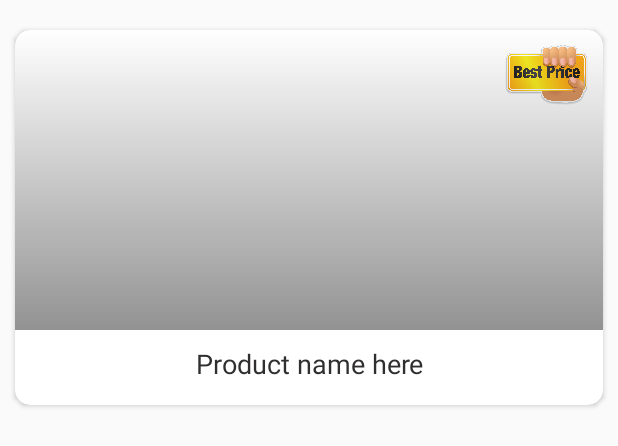
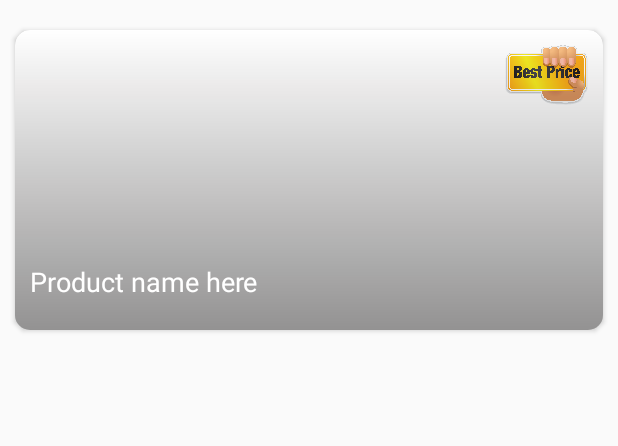
Before and after one commit to thimira24/DeliveryAppClient, an Android app: the layout layout_best_deals_item.xml on its own in the app's theme, with its tools: preview values and no code run, on a phone screen of 412 x 824 dp. Shown: the top 446 px of the screen. Run offline under Robolectric (Android 15) with nearby library versions, the phone set to English and light mode, and no system bars.

Commit message:
DeliveryApp Version 1.0.6

```diff
--- a/app/src/main/res/layout/layout_best_deals_item.xml
+++ b/app/src/main/res/layout/layout_best_deals_item.xml
@@ -2,13 +2,13 @@
 <FrameLayout xmlns:android="http://schemas.android.com/apk/res/android"
     xmlns:app="http://schemas.android.com/apk/res-auto"
     android:layout_width="match_parent"
-    android:layout_height="match_parent"
+    android:layout_height="wrap_content"
     android:layout_marginTop="10dp"
     android:layout_marginBottom="60dp">
 
     <androidx.cardview.widget.CardView
         android:layout_width="match_parent"
-        android:layout_height="250dp"
+        android:layout_height="200dp"
         android:layout_margin="10dp"
         android:background="#E9DDDD"
         app:cardCornerRadius="10dp">
@@ -22,7 +22,7 @@
                 android:id="@+id/img_best_deal"
                 android:layout_width="match_parent"
                 android:layout_height="match_parent"
-                android:layout_marginBottom="50dp"
+                android:layout_marginBottom="0dp"
                 android:scaleType="fitXY" />
 
             <ImageView
@@ -31,35 +31,30 @@
                 android:layout_alignParentRight="true"
                 android:layout_marginTop="10dp"
                 android:layout_marginRight="10dp"
-                android:layout_marginBottom="50dp"
+                android:layout_marginBottom="0dp"
                 android:scaleType="fitXY"
                 android:src="@drawable/best_sale" />
 
             <View
                 android:layout_width="match_parent"
                 android:layout_height="match_parent"
-                android:layout_marginBottom="50dp"
+                android:layout_marginBottom="0dp"
                 android:background="@drawable/bottom_shadow" />
 
-            <LinearLayout
+            <TextView
+                android:id="@+id/txt_best_deal"
                 android:layout_width="match_parent"
-                android:layout_height="50dp"
+                android:layout_height="wrap_content"
                 android:layout_alignParentBottom="true"
-                android:orientation="vertical">
+                android:layout_marginTop="10dp"
+                android:fontFamily="sans-serif"
+                android:paddingBottom="20dp"
+                android:text="Product name here"
+                android:textAlignment="textStart"
+                android:paddingLeft="10dp"
+                android:textColor="#FFFFFF"
+                android:textSize="18sp" />
 
-                <TextView
-                    android:id="@+id/txt_best_deal"
-                    android:layout_width="match_parent"
-                    android:layout_height="match_parent"
-                    android:layout_gravity="bottom"
-                    android:layout_marginTop="10dp"
-                    android:fontFamily="sans-serif"
-                    android:text="Product name here"
-                    android:textAlignment="center"
-                    android:textColor="#302E2E"
-                    android:textSize="18sp" />
-
-            </LinearLayout>
         </RelativeLayout>
     </androidx.cardview.widget.CardView>
 
--- a/app/src/main/res/layout/layout_cart_item.xml
+++ b/app/src/main/res/layout/layout_cart_item.xml
@@ -14,6 +14,7 @@
         android:padding="16dp">
 
         <androidx.cardview.widget.CardView
+            android:layout_marginTop="5dp"
             android:layout_width="wrap_content"
             android:layout_height="wrap_content"
             app:cardCornerRadius="40dp">
@@ -54,7 +55,7 @@
                     android:layout_marginStart="8dp"
                     android:layout_marginTop="8dp"
                     android:layout_marginEnd="8dp"
-                    android:fontFamily="sans-serif-thin"
+                    android:fontFamily="sans-serif"
                     android:text="@string/food_namecart"
                     android:textColor="@color/color_black"
                     android:textSize="17sp"
@@ -98,9 +99,6 @@
 
                 </LinearLayout>
 
-
-
-
             </LinearLayout>
 
             <com.cepheuen.elegantnumberbutton.view.ElegantNumberButton
```
Also changed, not shown: app/src/main/res/layout/fragment_home.xml (+28 -28 lines).
